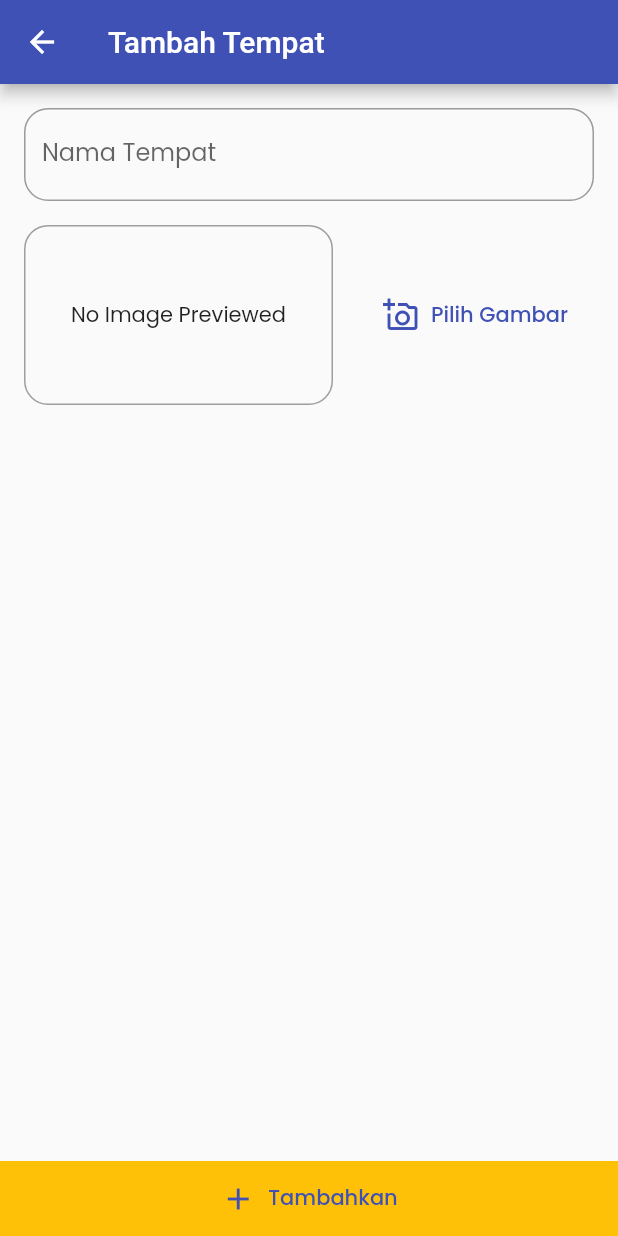
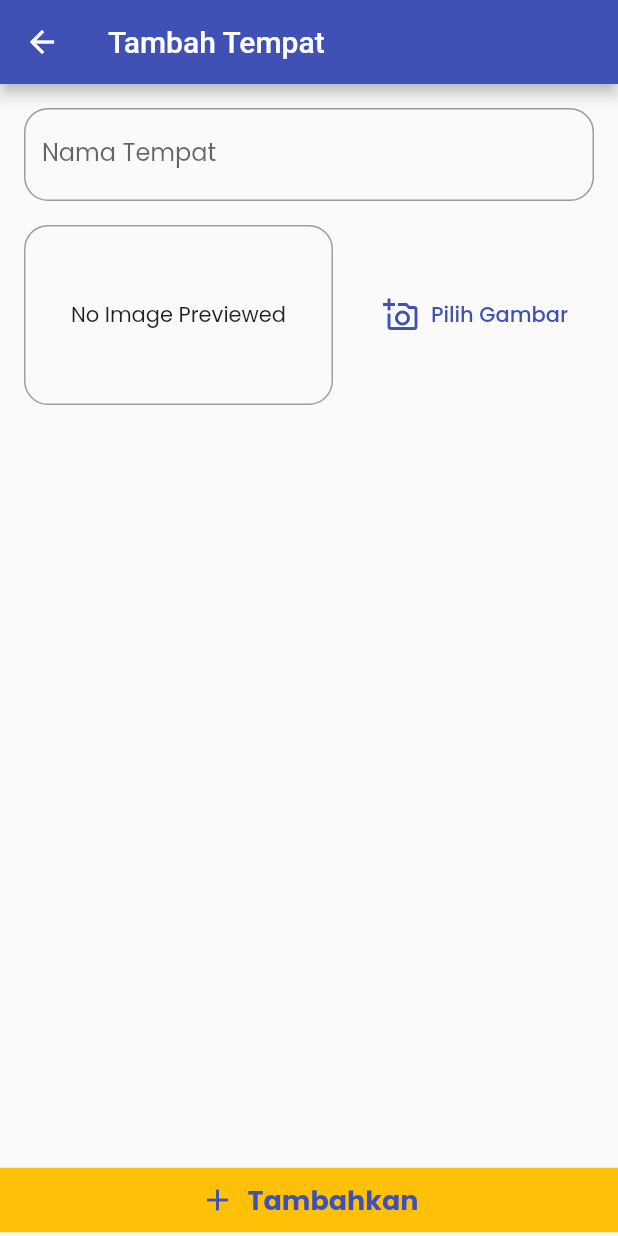
Before and after one commit to ianahmfac/Teman-Tempat, a Flutter app: the AddPlaceScreen screen opened by its route, on a phone screen of 412 x 824 dp. Run offline on Flutter 3.47's test engine with Material 2 defaults, Android fonts, the phone set to English and light mode, and no system bars; our stand-ins replace google_fonts, image_picker.

Commit message:
Fix button "Tambahkan" on AddPlaceScreen

```diff
--- a/lib/screens/add_place_screen.dart
+++ b/lib/screens/add_place_screen.dart
@@ -94,26 +94,27 @@ class _AddPlaceScreenState extends State<AddPlaceScreen> {
   }
 
   Widget _buildButton() {
-    return SizedBox(
-      height: 50,
-      child: TextButton.icon(
+    return TextButton(
       onPressed: _savePlace,
-        icon: Icon(
-          Icons.add,
+      child: SafeArea(
+        child: Row(
+          mainAxisAlignment: MainAxisAlignment.center,
+          children: [
+            Icon(Icons.add),
+            SizedBox(width: 8),
+            Text(
+              "Tambahkan",
+              style: titleStyle,
             ),
-        label: SafeArea(
-          child: Text(
-            "Tambahkan",
+          ],
         ),
       ),
       style: ElevatedButton.styleFrom(
           primary: accentColor,
-            tapTargetSize: MaterialTapTargetSize.shrinkWrap,
           elevation: 0,
           shape: RoundedRectangleBorder(
             borderRadius: BorderRadius.circular(0),
           )),
-      ),
     );
   }
 }
```
Also changed, not shown: 3 other files. Lines whose indentation alone changed are shown as unchanged.
